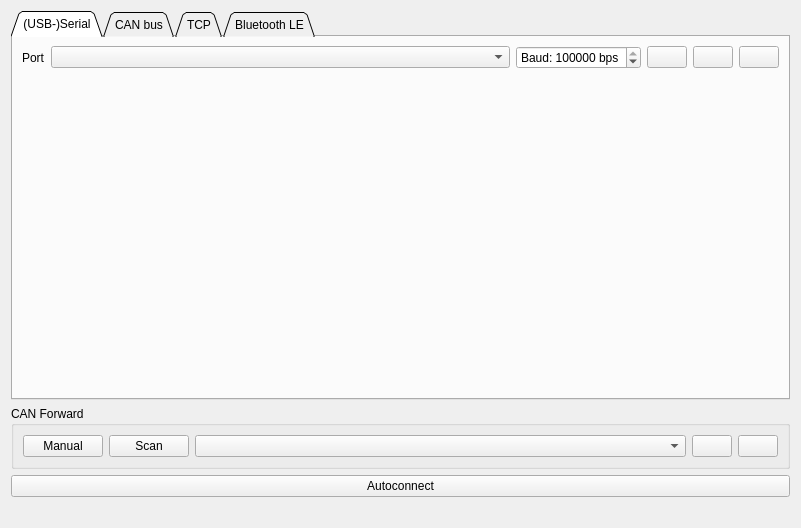
Old version of the form pages/pageconnection.ui in the repository darwinbeing/vesc_tool.
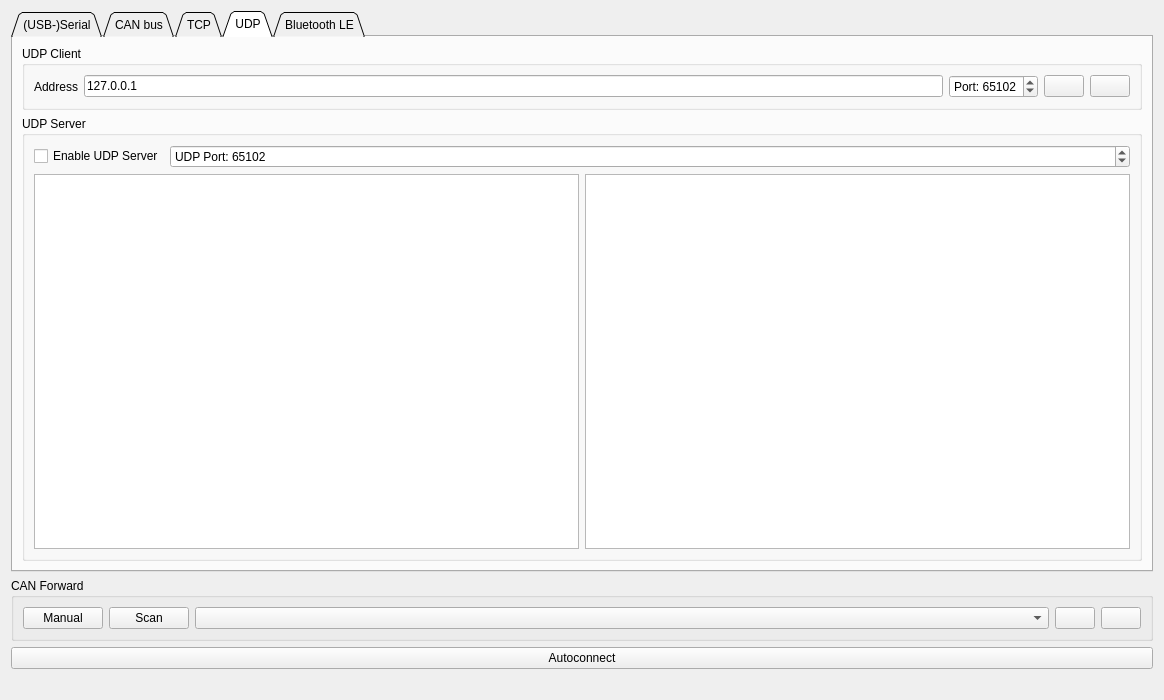
New version of the form. The open tabs and pages were chosen to show the change. Icons and pictures are not drawn.

What changed in the file:
```diff
--- a/pages/pageconnection.ui
+++ b/pages/pageconnection.ui
@@ -6,8 +6,8 @@
    <rect>
     <x>0</x>
     <y>0</y>
-    <width>801</width>
-    <height>528</height>
+    <width>1164</width>
+    <height>700</height>
    </rect>
   </property>
   <property name="windowTitle">
@@ -446,6 +446,152 @@
        </item>
       </layout>
      </widget>
+     <widget class="QWidget" name="tab_5">
+      <attribute name="title">
+       <string>UDP</string>
+      </attribute>
+      <layout class="QVBoxLayout" name="verticalLayout_10">
+       <item>
+        <widget class="QGroupBox" name="groupBox_4">
+         <property name="title">
+          <string>UDP Client</string>
+         </property>
+         <layout class="QHBoxLayout" name="horizontalLayout_10">
+          <item>
+           <widget class="QLabel" name="label_7">
+            <property name="text">
+             <string>Address</string>
+            </property>
+           </widget>
+          </item>
+          <item>
+           <widget class="QLineEdit" name="udpServerEdit">
+            <property name="text">
+             <string>127.0.0.1</string>
+            </property>
+           </widget>
+          </item>
+          <item>
+           <widget class="QSpinBox" name="udpPortBox">
+            <property name="prefix">
+             <string>Port: </string>
+            </property>
+            <property name="maximum">
+             <number>65535</number>
+            </property>
+            <property name="value">
+             <number>65102</number>
+            </property>
+           </widget>
+          </item>
+          <item>
+           <widget class="QPushButton" name="udpDisconnectButton">
+            <property name="sizePolicy">
+             <sizepolicy hsizetype="Fixed" vsizetype="Fixed">
+              <horstretch>0</horstretch>
+              <verstretch>0</verstretch>
+             </sizepolicy>
+            </property>
+            <property name="toolTip">
+             <string>Disconnect</string>
+            </property>
+            <property name="text">
+             <string/>
+            </property>
+            <property name="icon">
+             <iconset resource="../res.qrc">
+              <normaloff>:/res/icons/Disconnected-96.png</normaloff>:/res/icons/Disconnected-96.png</iconset>
+            </property>
+           </widget>
+          </item>
+          <item>
+           <widget class="QPushButton" name="udpConnectButton">
+            <property name="sizePolicy">
+             <sizepolicy hsizetype="Fixed" vsizetype="Fixed">
+              <horstretch>0</horstretch>
+              <verstretch>0</verstretch>
+             </sizepolicy>
+            </property>
+            <property name="toolTip">
+             <string>Connect</string>
+            </property>
+            <property name="text">
+             <string/>
+            </property>
+            <property name="icon">
+             <iconset resource="../res.qrc">
+              <normaloff>:/res/icons/Connected-96.png</normaloff>:/res/icons/Connected-96.png</iconset>
+            </property>
+           </widget>
+          </item>
+         </layout>
+        </widget>
+       </item>
+       <item>
+        <widget class="QGroupBox" name="tcpServerBox_2">
+         <property name="title">
+          <string>UDP Server</string>
+         </property>
+         <property name="checkable">
+          <bool>false</bool>
+         </property>
+         <property name="checked">
+          <bool>false</bool>
+         </property>
+         <layout class="QVBoxLayout" name="verticalLayout_9">
+          <item>
+           <layout class="QHBoxLayout" name="horizontalLayout_11">
+            <item>
+             <widget class="QCheckBox" name="udpServerEnableBox">
+              <property name="text">
+               <string>Enable UDP Server</string>
+              </property>
+             </widget>
+            </item>
+            <item>
+             <widget class="QSpinBox" name="udpServerPortBox">
+              <property name="sizePolicy">
+               <sizepolicy hsizetype="MinimumExpanding" vsizetype="Fixed">
+                <horstretch>0</horstretch>
+                <verstretch>0</verstretch>
+               </sizepolicy>
+              </property>
+              <property name="prefix">
+               <string>UDP Port: </string>
+              </property>
+              <property name="maximum">
+               <number>65535</number>
+              </property>
+              <property name="value">
+               <number>65102</number>
+              </property>
+             </widget>
+            </item>
+           </layout>
+          </item>
+          <item>
+           <layout class="QHBoxLayout" name="horizontalLayout_12">
+            <item>
+             <widget class="QPlainTextEdit" name="udpServerAddressesEdit">
+              <property name="readOnly">
+               <bool>true</bool>
+              </property>
+             </widget>
+            </item>
+            <item>
+             <widget class="QPlainTextEdit" name="udpServerClientsEdit">
+              <property name="readOnly">
+               <bool>true</bool>
+              </property>
+             </widget>
+            </item>
+           </layout>
+          </item>
+         </layout>
+        </widget>
+       </item>
+      </layout>
+     </widget>
      <widget class="QWidget" name="tab_3">
       <attribute name="title">
        <string>Bluetooth LE</string>
```
